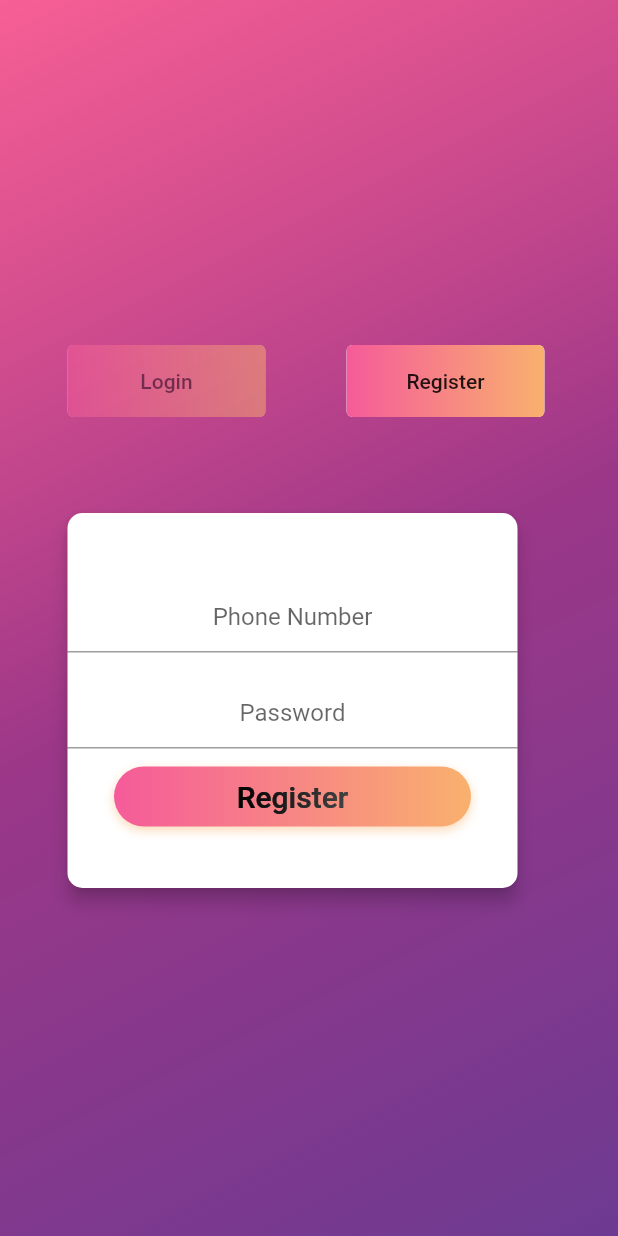
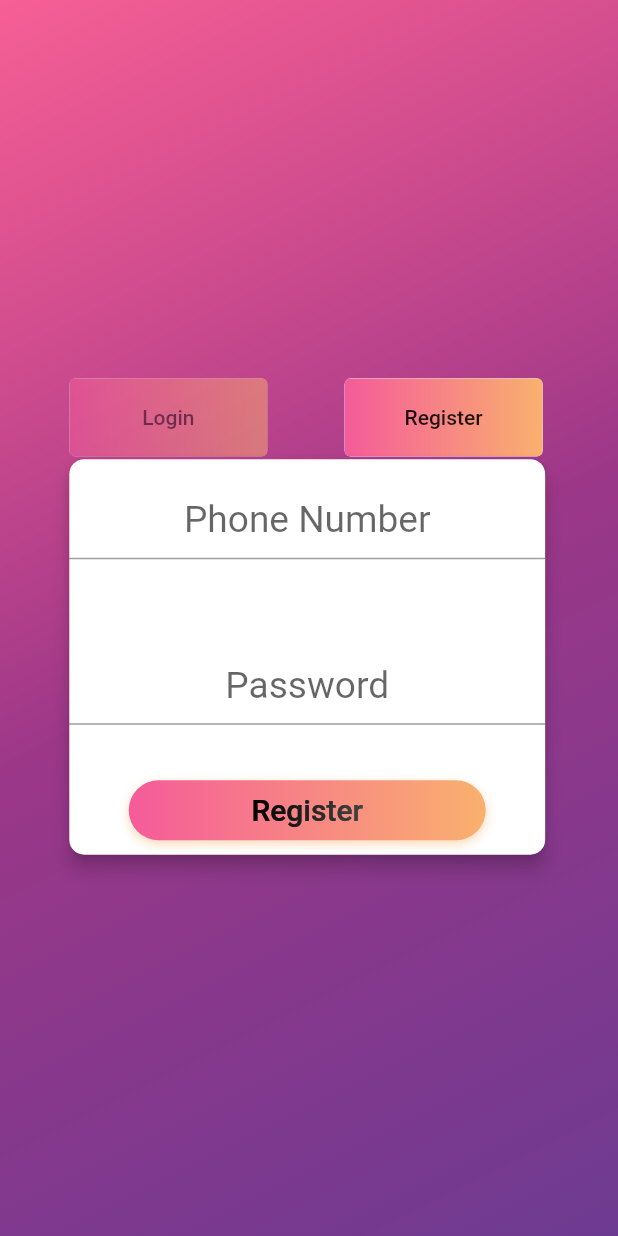
Before and after one commit to cryoelite/florayion, a Flutter app: the LoginRoute screen opened by its route, after a tap on "Register", on a phone screen of 412 x 824 dp. Run offline on Flutter 3.47's test engine with Material 2 defaults, Android fonts, the phone set to English and light mode, and no system bars; drawn by our look-alikes of gradient_widgets; our stand-ins replace cloud_firestore, flutter_spinkit, geolocator, gradient_app_bar; missing offline and left inert: get_version; accounts and stored records are empty.

Commit message:
Day 25.5

```diff
--- a/lib/Routes/LoginRoute.dart
+++ b/lib/Routes/LoginRoute.dart
@@ -5,6 +5,7 @@ import './LoadingRoute.dart';
 import '../logindata/LoginData.dart';
 import '../logindata/RegisterData.dart';
 import '../LoginData/tempData.dart';
+import '../routeConfig.dart';
 
 class LoginRoute extends StatefulWidget {
   @override
@@ -15,6 +16,7 @@ class _LoginRouteState extends State<LoginRoute> {
   var k = 0;
   var i = 0;
   var j = 0;
+
   bool loader = false;
   final enteredName = TextEditingController();
   final enteredPas = TextEditingController();
@@ -125,6 +127,7 @@ class _LoginRouteState extends State<LoginRoute> {
 
   @override
   Widget build(BuildContext context) {
+    RouterConf().init(context);
     return loader
         ? Loading()
         : Container(
@@ -141,8 +144,8 @@ class _LoginRouteState extends State<LoginRoute> {
             ),
             child: Center(
               child: SizedBox(
-                height: (MediaQuery.of(context).size.height)-450,
-                width: (MediaQuery.of(context).size.width)-80,
+                height: (RouterConf.blockV) * 40,
+                width: (RouterConf.blockH) * 80,
                 child: Stack(
                   children: <Widget>[
                     Positioned(
@@ -152,8 +155,9 @@ class _LoginRouteState extends State<LoginRoute> {
                         opacity: j == 0 ? 1.0 : 0.5,
                         duration: Duration(milliseconds: 200),
                         child: Container(
+                          height: (RouterConf.blockV) * 7.3,
+                          width: (RouterConf.blockV) * 17,
                           margin: EdgeInsets.only(bottom: 1.0),
-                          width: 140,
                           child: GradientCard(
                             gradient: Gradients.hotLinear,
                             child: FlatButton(
@@ -182,7 +186,8 @@ class _LoginRouteState extends State<LoginRoute> {
                         ),
                         child: Container(
                           margin: EdgeInsets.only(bottom: 1.0),
-                          width: 140,
+                          height: (RouterConf.blockV) * 7.3,
+                          width: (RouterConf.blockV) * 17,
                           child: GradientCard(
                             gradient: Gradients.hotLinear,
                             child: FlatButton(
@@ -214,6 +219,8 @@ class _LoginRouteState extends State<LoginRoute> {
   }
 
   Card loginBox() {
+    print(
+        "ayay ${(MediaQuery.of(context).size.width)} and ${(MediaQuery.of(context).size.height)}");
     return Card(
       margin: EdgeInsets.only(
         top: 0.0,
@@ -224,8 +231,8 @@ class _LoginRouteState extends State<LoginRoute> {
         borderRadius: BorderRadius.circular(10),
       ),
       child: Container(
-        width: 300,
-        height: 250,
+        width: (RouterConf.blockH) * 77,
+        height: (RouterConf.blockV) * 32,
         child: Column(
           mainAxisAlignment: MainAxisAlignment.center,
           crossAxisAlignment: CrossAxisAlignment.center,
@@ -264,8 +271,8 @@ class _LoginRouteState extends State<LoginRoute> {
         borderRadius: BorderRadius.circular(10),
       ),
       child: Container(
-        width: 300,
-        height: 250,
+        width: (RouterConf.blockH) * 77,
+        height: (RouterConf.blockV) * 32,
         child: Column(
           mainAxisAlignment: MainAxisAlignment.center,
           crossAxisAlignment: CrossAxisAlignment.center,
@@ -308,11 +315,14 @@ class _LoginRouteState extends State<LoginRoute> {
           ),
         ),
         Padding(
-          padding: const EdgeInsets.only(top: 8.0, bottom: 8.0),
+          padding: EdgeInsets.only(top: 8.0, bottom: (RouterConf.blockV) * 6),
           child: TextField(
             textAlign: TextAlign.center,
             decoration: new InputDecoration(
               hintText: "Phone Number",
+              hintStyle: TextStyle(
+                fontSize: (RouterConf.blockV) * 3,
+              ),
             ),
             controller: enteredName,
             keyboardType: TextInputType.phone,
@@ -322,12 +332,15 @@ class _LoginRouteState extends State<LoginRoute> {
           ),
         ),
         Padding(
-          padding: const EdgeInsets.only(top: 8.0, bottom: 8.0),
+          padding: EdgeInsets.only(top: 8.0, bottom: (RouterConf.blockV) * 4),
           child: TextField(
             obscureText: true,
             textAlign: TextAlign.center,
             decoration: new InputDecoration(
               hintText: "Password",
+              hintStyle: TextStyle(
+                fontSize: (RouterConf.blockV) * 3,
+              ),
             ),
             controller: enteredPas,
             onSubmitted: (_) {
@@ -345,11 +358,14 @@ class _LoginRouteState extends State<LoginRoute> {
       mainAxisAlignment: MainAxisAlignment.center,
       children: <Widget>[
         Padding(
-          padding: const EdgeInsets.only(top: 8.0, bottom: 8.0),
+          padding: EdgeInsets.only(top: 8.0, bottom: RouterConf.blockV * 6),
           child: TextField(
             textAlign: TextAlign.center,
             decoration: new InputDecoration(
               hintText: "Phone Number",
+              hintStyle: TextStyle(
+                fontSize: (RouterConf.blockV) * 3,
+              ),
             ),
             controller: enteredName,
             keyboardType: TextInputType.phone,
@@ -359,12 +375,15 @@ class _LoginRouteState extends State<LoginRoute> {
           ),
         ),
         Padding(
-          padding: const EdgeInsets.only(top: 8.0, bottom: 8.0),
+          padding: EdgeInsets.only(top: 8.0, bottom: RouterConf.blockV * 4),
           child: TextField(
             obscureText: true,
             textAlign: TextAlign.center,
             decoration: new InputDecoration(
               hintText: "Password",
+              hintStyle: TextStyle(
+                fontSize: (RouterConf.blockV) * 3,
+              ),
             ),
             controller: enteredPas,
             onSubmitted: (_) {
@@ -383,11 +402,14 @@ class _LoginRouteState extends State<LoginRoute> {
         mainAxisAlignment: MainAxisAlignment.center,
         children: <Widget>[
           Padding(
-            padding: const EdgeInsets.only(top: 8.0, bottom: 8.0),
+            padding: EdgeInsets.only(top: 8.0, bottom: (RouterConf.blockV) * 6),
             child: TextField(
               textAlign: TextAlign.center,
               decoration: new InputDecoration(
                 hintText: "Phone Number",
+                hintStyle: TextStyle(
+                  fontSize: (RouterConf.blockV) * 3,
+                ),
               ),
               controller: enteredName,
               keyboardType: TextInputType.phone,
@@ -397,12 +419,15 @@ class _LoginRouteState extends State<LoginRoute> {
             ),
           ),
           Padding(
-            padding: const EdgeInsets.only(top: 8.0, bottom: 8.0),
+            padding: EdgeInsets.only(top: 8.0, bottom: (RouterConf.blockV) * 4),
             child: TextField(
               obscureText: true,
               textAlign: TextAlign.center,
               decoration: new InputDecoration(
                 hintText: "Password",
+                hintStyle: TextStyle(
+                  fontSize: (RouterConf.blockV) * 3,
+                ),
               ),
               controller: enteredPas,
               onSubmitted: (_) {
@@ -429,11 +454,14 @@ class _LoginRouteState extends State<LoginRoute> {
             ),
           ),
           Padding(
-            padding: const EdgeInsets.only(top: 8.0, bottom: 8.0),
+            padding: EdgeInsets.only(top: 8.0, bottom: (RouterConf.blockV) * 6),
             child: TextField(
               textAlign: TextAlign.center,
               decoration: new InputDecoration(
                 hintText: "Phone Number",
+                hintStyle: TextStyle(
+                  fontSize: (RouterConf.blockV) * 3,
+                ),
               ),
               controller: enteredName,
               keyboardType: TextInputType.phone,
@@ -443,12 +471,15 @@ class _LoginRouteState extends State<LoginRoute> {
             ),
           ),
           Padding(
-            padding: const EdgeInsets.only(top: 8.0, bottom: 8.0),
+            padding: EdgeInsets.only(top: 8.0, bottom: (RouterConf.blockV) * 4),
             child: TextField(
               obscureText: true,
               textAlign: TextAlign.center,
               decoration: new InputDecoration(
                 hintText: "Password",
+                hintStyle: TextStyle(
+                  fontSize: (RouterConf.blockV) * 3,
+                ),
               ),
               controller: enteredPas,
               onSubmitted: (_) {
@@ -475,11 +506,14 @@ class _LoginRouteState extends State<LoginRoute> {
             ),
           ),
           Padding(
-            padding: const EdgeInsets.only(top: 8.0, bottom: 8.0),
+            padding: EdgeInsets.only(top: 8.0, bottom: (RouterConf.blockV) * 6),
             child: TextField(
               textAlign: TextAlign.center,
               decoration: new InputDecoration(
                 hintText: "Phone Number",
+                hintStyle: TextStyle(
+                  fontSize: (RouterConf.blockV) * 3,
+                ),
               ),
               controller: enteredName,
               keyboardType: TextInputType.phone,
@@ -489,12 +523,15 @@ class _LoginRouteState extends State<LoginRoute> {
             ),
           ),
           Padding(
-            padding: const EdgeInsets.only(top: 8.0, bottom: 8.0),
+            padding: EdgeInsets.only(top: 8.0, bottom: (RouterConf.blockV) * 4),
             child: TextField(
               obscureText: true,
               textAlign: TextAlign.center,
               decoration: new InputDecoration(
                 hintText: "Password",
+                hintStyle: TextStyle(
+                  fontSize: (RouterConf.blockV) * 3,
+                ),
               ),
               controller: enteredPas,
               onSubmitted: (_) {
--- /dev/null
+++ b/lib/routeConfig.dart
@@ -0,0 +1,16 @@
+import 'package:flutter/material.dart';
+
+class RouterConf {
+  static double vArea;
+  static double hArea;
+  static double blockV;
+  static double blockH;
+
+  void init(BuildContext context) {
+    final _mediaQ = MediaQuery.of(context);
+    vArea = _mediaQ.size.height;
+    hArea = _mediaQ.size.width;
+    blockV = (_mediaQ.size.height) / 100;
+    blockH = (_mediaQ.size.width) / 100;
+  }
+}
```
